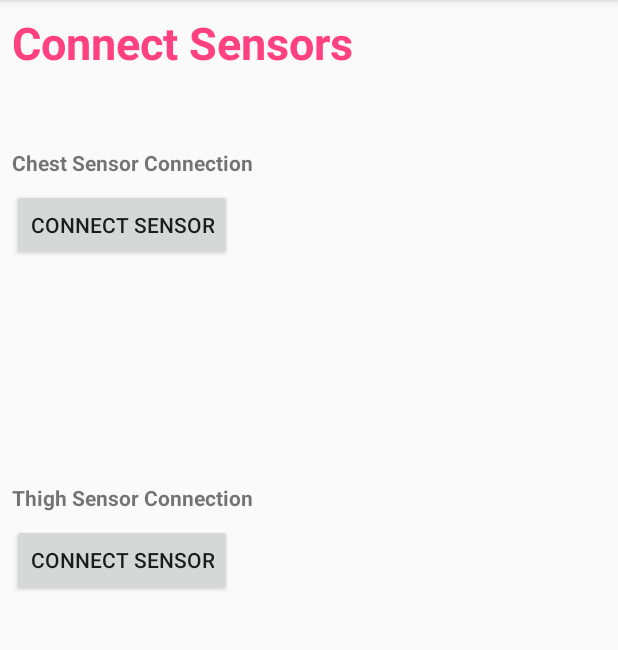
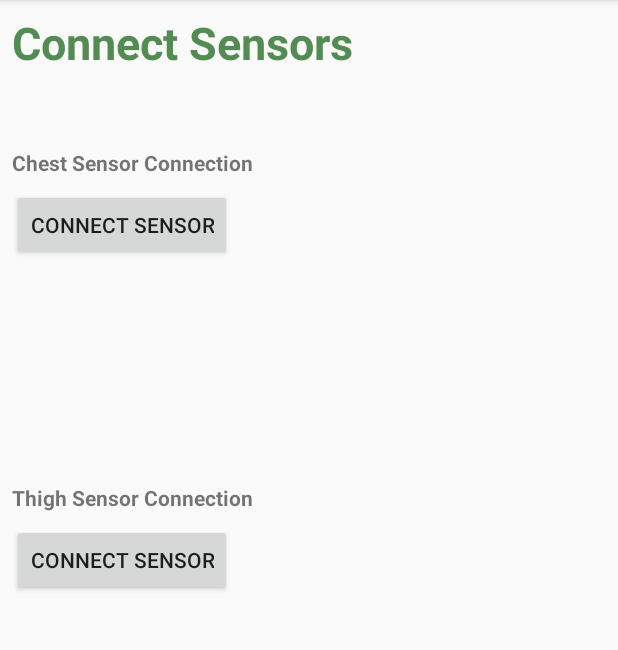
Before and after one commit to M-SenseResearchGroup/MS-Fall-Risk-App, an Android app: the Activity_ConnectionPage screen opened directly, with no data from a screen before it, on a phone screen of 412 x 824 dp, the part 84-734 px from its top. Run offline under Robolectric (Android 15) with nearby library versions, the phone set to English and light mode, and no system bars.

Commit message:
recent changes

```diff
--- a/app/src/main/java/com/msense/ms_fall_risk_application/DeviceSetupActivityFragment.java
+++ b/app/src/main/java/com/msense/ms_fall_risk_application/DeviceSetupActivityFragment.java
@@ -15,7 +15,9 @@ import android.view.View;
 import android.view.ViewGroup;
 
 import com.mbientlab.metawear.MetaWearBoard;
+import com.mbientlab.metawear.Subscriber;
 import com.mbientlab.metawear.android.BtleService;
+import com.mbientlab.metawear.builder.RouteBuilder;
 
 /**
  * A placeholder fragment containing a simple view.
--- a/app/src/main/java/com/msense/ms_fall_risk_application/landing.java
+++ b/app/src/main/java/com/msense/ms_fall_risk_application/landing.java
@@ -3,7 +3,7 @@ package com.msense.ms_fall_risk_application;
 import android.support.v7.app.AppCompatActivity;
 import android.os.Bundle;
 
-import com.mbientlab.metawear.module.Accelerometer;
+
 
 
 
--- a/app/src/main/res/layout/activity__connection_page.xml
+++ b/app/src/main/res/layout/activity__connection_page.xml
@@ -58,7 +58,7 @@
         android:layout_marginTop="8dp"
         android:text="Connect Sensors"
         android:textAlignment="textStart"
-        android:textColor="@color/colorAccent"
+        android:textColor="@color/Green"
         android:textSize="30sp"
         android:textStyle="bold"
         app:layout_constraintStart_toStartOf="parent"
```
Also changed, not shown: app/src/main/java/com/msense/ms_fall_risk_application/DeviceSetupActivity.java (+15 -1 lines).
